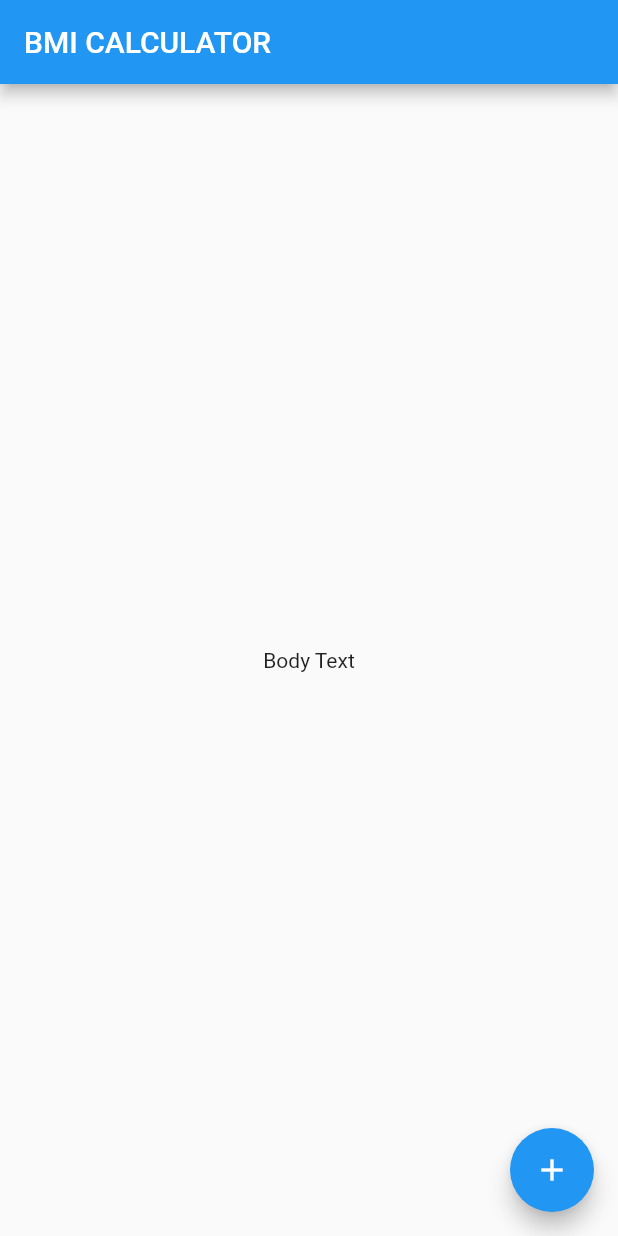
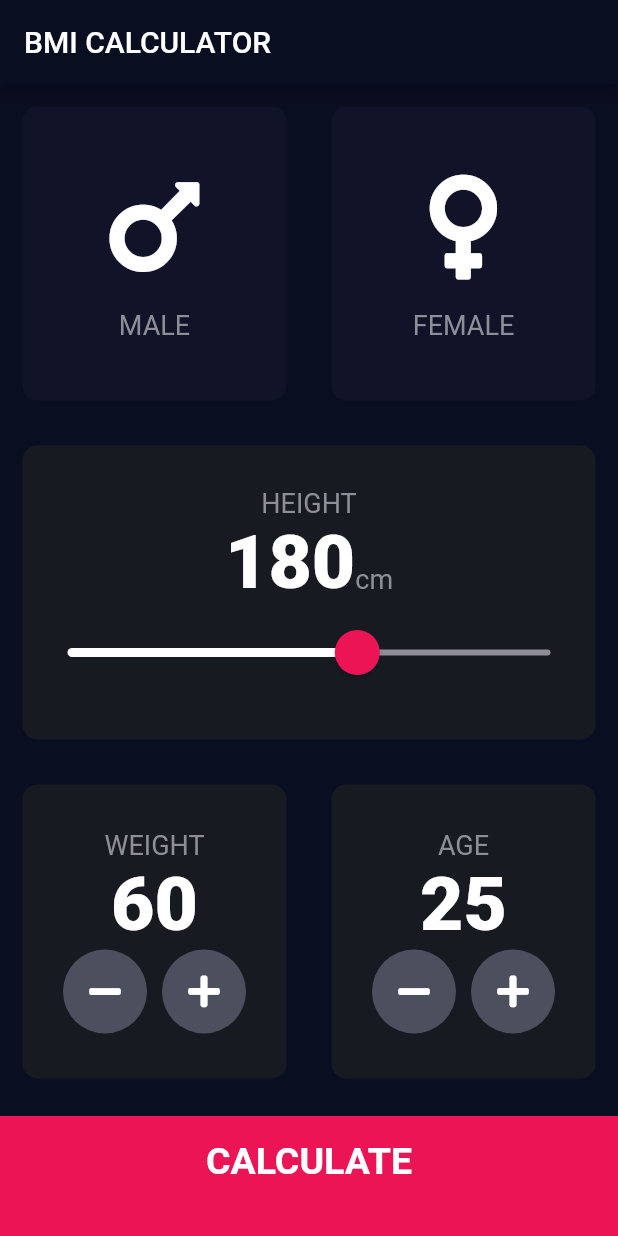
Before and after one commit to cbarruffaldi/FlutterBootcamp, a Flutter app: the screen it shows after launch, on a phone screen of 412 x 824 dp. Run offline on Flutter 3.47's test engine with Material 2 defaults, Android fonts, the phone set to English and light mode, and no system bars; our stand-ins replace audioplayers, font_awesome_flutter, rflutter_alert.

Commit message:
BMI Calculator end

```diff
--- /dev/null
+++ b/bmi-calculator-flutter/lib/calculator_brain.dart
@@ -0,0 +1,34 @@
+import 'dart:math';
+
+class CalculatorBrain {
+  final int height;
+  final int weight;
+  double _bmi;
+
+  CalculatorBrain({this.height, this.weight});
+
+  String calculateBMI() {
+    _bmi = weight / pow(height / 100, 2);
+    return _bmi.toStringAsFixed(1);
+  }
+
+  String getResult() {
+    if (_bmi >= 25) {
+      return 'Overweight';
+    } else if (_bmi > 28.5) {
+      return 'Normal';
+    } else {
+      return 'Underweight';
+    }
+  }
+
+  String getInterpretation() {
+    if (_bmi >= 25) {
+      return 'You have a higher than normal body weight. Try to exercise more.';
+    } else if (_bmi > 28.5) {
+      return 'You have a normal body weight. Good Job!';
+    } else {
+      return 'You have a lower than normal body weight. You need to eat more';
+    }
+  }
+}
--- /dev/null
+++ b/bmi-calculator-flutter/lib/components/button_bottom.dart
@@ -0,0 +1,29 @@
+import 'package:flutter/material.dart';
+import '../constants.dart';
+
+class BottomButton extends StatelessWidget {
+  final Function onTap;
+  final String bottomTitle;
+
+  BottomButton({this.onTap, this.bottomTitle});
+
+  @override
+  Widget build(BuildContext context) {
+    return GestureDetector(
+      onTap: onTap,
+      child: Container(
+        child: Center(
+          child: Text(
+            bottomTitle,
+            style: kLargeButtonTextStyle,
+          ),
+        ),
+        color: kBottomContainerColor,
+        margin: EdgeInsets.only(top: 10.0),
+        padding: EdgeInsets.only(bottom: 20.0),
+        width: double.infinity,
+        height: kBottomContainerHeight,
+      ),
+    );
+  }
+}
--- /dev/null
+++ b/bmi-calculator-flutter/lib/components/icon_content.dart
@@ -0,0 +1,29 @@
+import 'package:flutter/material.dart';
+import '../constants.dart';
+
+class IconContent extends StatelessWidget {
+  final IconData icon;
+  final String label;
+
+  IconContent({this.icon, this.label});
+
+  @override
+  Widget build(BuildContext context) {
+    return Column(
+      mainAxisAlignment: MainAxisAlignment.center,
+      children: <Widget>[
+        Icon(
+          icon,
+          size: 80.0,
+        ),
+        SizedBox(
+          height: 15.0,
+        ),
+        Text(
+          label,
+          style: kLabelTextStyle,
+        ),
+      ],
+    );
+  }
+}
--- /dev/null
+++ b/bmi-calculator-flutter/lib/components/reusable_card.dart
@@ -0,0 +1,24 @@
+import 'package:flutter/material.dart';
+
+class ReusableCard extends StatelessWidget {
+  final Color color;
+  final Widget cardChild;
+  final Function onPress;
+
+  ReusableCard({@required this.color, this.cardChild, this.onPress});
+
+  @override
+  Widget build(BuildContext context) {
+    return GestureDetector(
+      onTap: onPress,
+      child: Container(
+        child: cardChild,
+        margin: EdgeInsets.all(15.0),
+        decoration: BoxDecoration(
+          color: color,
+          borderRadius: BorderRadius.circular(10.0),
+        ),
+      ),
+    );
+  }
+}
--- /dev/null
+++ b/bmi-calculator-flutter/lib/components/round_icon_button.dart
@@ -0,0 +1,24 @@
+import '../constants.dart';
+import 'package:flutter/material.dart';
+
+class RoundIconButton extends StatelessWidget {
+  final IconData icon;
+  final Function onPressed;
+
+  RoundIconButton({@required this.icon, @required this.onPressed});
+
+  @override
+  Widget build(BuildContext context) {
+    return RawMaterialButton(
+      child: Icon(icon),
+      elevation: 0.0,
+      constraints: BoxConstraints.tightFor(
+        width: 56.0,
+        height: 56.0,
+      ),
+      shape: CircleBorder(),
+      fillColor: Color(0xFF4C4F5E),
+      onPressed: onPressed,
+    );
+  }
+}
--- /dev/null
+++ b/bmi-calculator-flutter/lib/constants.dart
@@ -0,0 +1,43 @@
+import 'package:flutter/material.dart';
+
+const kLabelTextStyle = TextStyle(
+  fontSize: 18.0,
+  color: Color(0xFF8D8E98),
+);
+
+const kNumberTextStyle = TextStyle(
+  fontSize: 50.0,
+  fontWeight: FontWeight.w900,
+);
+
+const kLargeButtonTextStyle = TextStyle(
+  fontSize: 25.0,
+  fontWeight: FontWeight.bold,
+);
+
+const kTitleTextStyle = TextStyle(
+  fontSize: 50.0,
+  fontWeight: FontWeight.bold,
+);
+
+const kResultTextStyle = TextStyle(
+  color: Color(0xFF24D876),
+  fontSize: 22.0,
+  fontWeight: FontWeight.bold,
+);
+
+const kBMITextStyle = TextStyle(
+  fontSize: 100.0,
+  fontWeight: FontWeight.bold,
+);
+
+const kBodyTextStyle = TextStyle(
+  fontSize: 22.0,
+);
+
+const kBottomContainerHeight = 80.0;
+const kActiveCardColor = Color(0XFF1DE33);
+const kInactiveCardColor = Color(0XFF111328);
+const kBottomContainerColor = Color(0XFFEB1555);
+const kMinHeight = 120.0;
+const kMaxHeight = 220.0;
--- a/bmi-calculator-flutter/lib/main.dart
+++ b/bmi-calculator-flutter/lib/main.dart
@@ -1,4 +1,6 @@
+import 'package:bmi_calculator/screens/results_page.dart';
 import 'package:flutter/material.dart';
+import 'screens/input_page.dart';
 
 void main() => runApp(BMICalculator());
 
@@ -6,29 +8,11 @@
   @override
   Widget build(BuildContext context) {
     return MaterialApp(
+      theme: ThemeData.dark().copyWith(
+        primaryColor: Color(0xFF0A0E21),
+        scaffoldBackgroundColor: Color(0xFF0A0E21),
+      ),
       home: InputPage(),
     );
   }
 }
-
-class InputPage extends StatefulWidget {
-  @override
-  _InputPageState createState() => _InputPageState();
-}
-
-class _InputPageState extends State<InputPage> {
-  @override
-  Widget build(BuildContext context) {
-    return Scaffold(
-      appBar: AppBar(
-        title: Text('BMI CALCULATOR'),
-      ),
-      body: Center(
-        child: Text('Body Text'),
-      ),
-      floatingActionButton: FloatingActionButton(
-        child: Icon(Icons.add),
-      ),
-    );
-  }
-}
--- /dev/null
+++ b/bmi-calculator-flutter/lib/screens/input_page.dart
@@ -0,0 +1,228 @@
+import 'package:bmi_calculator/screens/results_page.dart';
+import 'package:flutter/material.dart';
+import 'package:font_awesome_flutter/font_awesome_flutter.dart';
+import '../components/reusable_card.dart';
+import '../components/icon_content.dart';
+import '../constants.dart';
+import '../components/button_bottom.dart';
+import '../components/round_icon_button.dart';
+import 'package:bmi_calculator/calculator_brain.dart';
+
+enum Gender { male, female }
+
+class InputPage extends StatefulWidget {
+  @override
+  _InputPageState createState() => _InputPageState();
+}
+
+class _InputPageState extends State<InputPage> {
+  int height = 180;
+  int weight = 60;
+  int age = 25;
+  Gender selectedGender;
+
+  @override
+  Widget build(BuildContext context) {
+    return Scaffold(
+        appBar: AppBar(
+          title: Text('BMI CALCULATOR'),
+        ),
+        body: Column(
+          crossAxisAlignment: CrossAxisAlignment.stretch,
+          children: <Widget>[
+            Expanded(
+              child: Row(
+                children: <Widget>[
+                  Expanded(
+                    child: new ReusableCard(
+                      onPress: () {
+                        setState(() {
+                          selectedGender = Gender.male;
+                        });
+                      },
+                      color: selectedGender == Gender.male
+                          ? kActiveCardColor
+                          : kInactiveCardColor,
+                      cardChild: new IconContent(
+                          icon: FontAwesomeIcons.mars, label: 'MALE'),
+                    ),
+                  ),
+                  Expanded(
+                    child: new ReusableCard(
+                      onPress: () {
+                        setState(() {
+                          selectedGender = Gender.female;
+                        });
+                      },
+                      color: selectedGender == Gender.female
+                          ? kActiveCardColor
+                          : kInactiveCardColor,
+                      cardChild: new IconContent(
+                          icon: FontAwesomeIcons.venus, label: 'FEMALE'),
+                    ),
+                  ),
+                ],
+              ),
+            ),
+            Expanded(
+              child: new ReusableCard(
+                color: kActiveCardColor,
+                cardChild: Column(
+                  mainAxisAlignment: MainAxisAlignment.center,
+                  children: <Widget>[
+                    Text(
+                      'HEIGHT',
+                      style: kLabelTextStyle,
+                    ),
+                    Row(
+                      mainAxisAlignment: MainAxisAlignment.center,
+                      crossAxisAlignment: CrossAxisAlignment.baseline,
+                      textBaseline: TextBaseline.alphabetic,
+                      children: <Widget>[
+                        Text(
+                          height.toString(),
+                          style: kNumberTextStyle,
+                        ),
+                        Text(
+                          'cm',
+                          style: kLabelTextStyle,
+                        ),
+                      ],
+                    ),
+                    SliderTheme(
+                      data: SliderTheme.of(context).copyWith(
+                        activeTrackColor: Colors.white,
+                        inactiveTrackColor: Color(0XFF8D8E98),
+                        thumbColor: Color(0xFFEB1555),
+                        overlayColor: Color(0x29EB1555),
+                        thumbShape:
+                            RoundSliderThumbShape(enabledThumbRadius: 15.0),
+                        overlayShape:
+                            RoundSliderOverlayShape(overlayRadius: 30.0),
+                      ),
+                      child: Slider(
+                        value: height.toDouble(),
+                        min: kMinHeight,
+                        max: kMaxHeight,
+                        onChanged: (double newValue) {
+                          setState(() {
+                            height = newValue.round();
+                          });
+                        },
+                      ),
+                    ),
+                  ],
+                ),
+              ),
+            ),
+            Expanded(
+              child: Row(
+                children: <Widget>[
+                  Expanded(
+                    child: new ReusableCard(
+                      color: kActiveCardColor,
+                      cardChild: Column(
+                        mainAxisAlignment: MainAxisAlignment.center,
+                        children: <Widget>[
+                          Text(
+                            'WEIGHT',
+                            style: kLabelTextStyle,
+                          ),
+                          Text(
+                            weight.toString(),
+                            style: kNumberTextStyle,
+                          ),
+                          Row(
+                            mainAxisAlignment: MainAxisAlignment.center,
+                            children: <Widget>[
+                              RoundIconButton(
+                                icon: FontAwesomeIcons.minus,
+                                onPressed: () {
+                                  setState(() {
+                                    weight--;
+                                  });
+                                },
+                              ),
+                              SizedBox(
+                                width: 10.0,
+                              ),
+                              RoundIconButton(
+                                icon: FontAwesomeIcons.plus,
+                                onPressed: () {
+                                  setState(() {
+                                    weight++;
+                                  });
+                                },
+                              ),
+                            ],
+                          )
+                        ],
+                      ),
+                    ),
+                  ),
+                  Expanded(
+                    child: new ReusableCard(
+                      color: kActiveCardColor,
+                      cardChild: Column(
+                        mainAxisAlignment: MainAxisAlignment.center,
+                        children: <Widget>[
+                          Text(
+                            'AGE',
+                            style: kLabelTextStyle,
+                          ),
+                          Text(
+                            age.toString(),
+                            style: kNumberTextStyle,
+                          ),
+                          Row(
+                            mainAxisAlignment: MainAxisAlignment.center,
+                            children: <Widget>[
+                              RoundIconButton(
+                                icon: FontAwesomeIcons.minus,
+                                onPressed: () {
+                                  setState(() {
+                                    age--;
+                                  });
+                                },
+                              ),
+                              SizedBox(
+                                width: 10.0,
+                              ),
+                              RoundIconButton(
+                                icon: FontAwesomeIcons.plus,
+                                onPressed: () {
+                                  setState(() {
+                                    age++;
+                                  });
+                                },
+                              ),
+                            ],
+                          )
+                        ],
+                      ),
+                    ),
+                  ),
+                ],
+              ),
+            ),
+            BottomButton(
+              onTap: () {
+                CalculatorBrain calc =
+                    CalculatorBrain(height: height, weight: weight);
+                Navigator.push(
+                  context,
+                  MaterialPageRoute(
+                    builder: (context) => ResultsPage(
+                      bmiResult: calc.calculateBMI(),
+                      resultText: calc.getResult(),
+                      interpretation: calc.getInterpretation(),
+                    ),
+                  ),
+                );
+              },
+              bottomTitle: 'CALCULATE',
+            )
+          ],
+        ));
+  }
+}
--- a/bmi-calculator-flutter/pubspec.yaml
+++ b/bmi-calculator-flutter/pubspec.yaml
@@ -11,6 +11,7 @@
     sdk: flutter
 
   cupertino_icons: ^0.1.2
+  font_awesome_flutter: ^8.5.0
 
 dev_dependencies:
   flutter_test:
```
Also changed, not shown: bmi-calculator-flutter/lib/screens/results_page.dart (added, +71 -0 lines), 2 other files.
